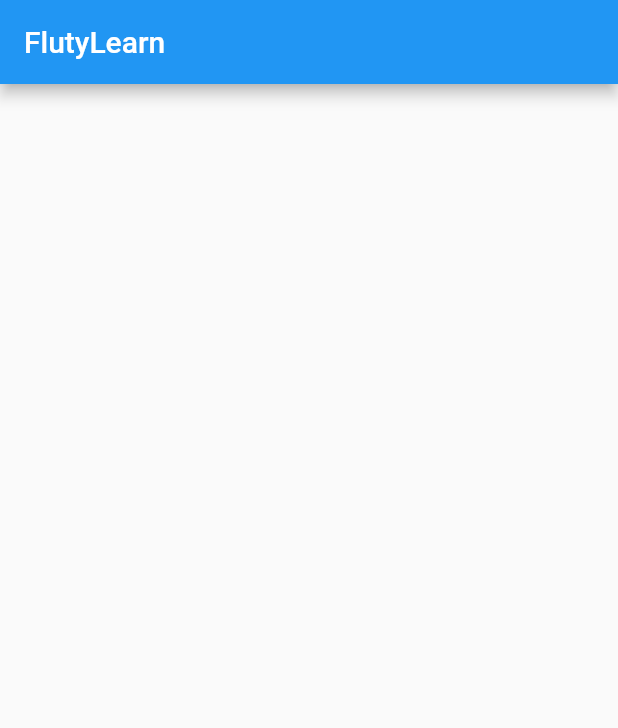
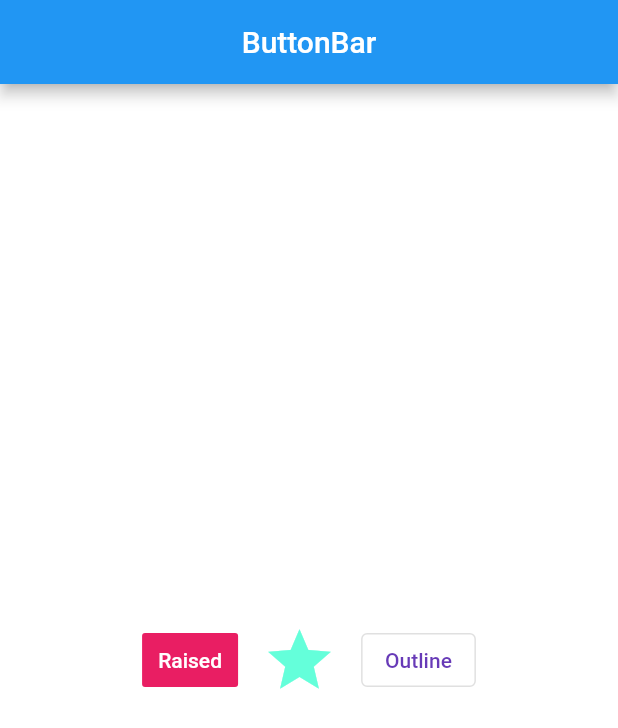
Before and after one commit to Er-Jrsingh/fluty_learn, a Flutter app: the screen it shows after launch, on a phone screen of 412 x 824 dp. Shown: the top 728 px of the screen. Run offline on Flutter 3.47's test engine with Material 2 defaults, Android fonts, the phone set to English and light mode, and no system bars; Roboto replaces fonts that are missing (cursive).

Commit message:
Button Bar Widget To Wrape Buttons In A Row

```diff
--- a/lib/main.dart
+++ b/lib/main.dart
@@ -4,11 +4,10 @@ void main() {
   runApp(
     MaterialApp(
       debugShowCheckedModeBanner: false,
-      title: "FlutyLearn",
+      title: "ButtonBar",
       theme: ThemeData(
-        backgroundColor: Colors.deepPurple
-        ,fontFamily: "cursive",
-        ),
+        backgroundColor: Colors.deepPurple,
+      ),
       home: MyApp(),
     ),
   );
@@ -19,7 +18,40 @@ class MyApp extends StatelessWidget {
   Widget build(BuildContext context) {
     return Scaffold(
       appBar: AppBar(
-        title: Text("FlutyLearn"),
+        title: Text("ButtonBar"),centerTitle: true,
+      ),
+      body: Container(
+        width: double.infinity,
+        height: double.infinity,
+        color: Colors.white,
+        child: ButtonBar(
+          alignment: MainAxisAlignment.center,
+          children: [
+            RaisedButton(
+              disabledColor: Colors.pink,
+              child: Text(
+                "Raised",
+                style: TextStyle(color: Colors.white),
+              ),
+              onPressed: null,
+            ),
+            IconButton(
+              iconSize: 50,
+              disabledColor: Colors.tealAccent,
+              icon: Icon(
+                Icons.star,
+              ),
+              onPressed: null,
+            ),
+            OutlinedButton(
+              child: Text(
+                "Outline",
+                style: TextStyle(color: Colors.deepPurple),
+              ),
+              onPressed: null,
+            ),
+          ],
+        ),
       ),
     );
   }
```
